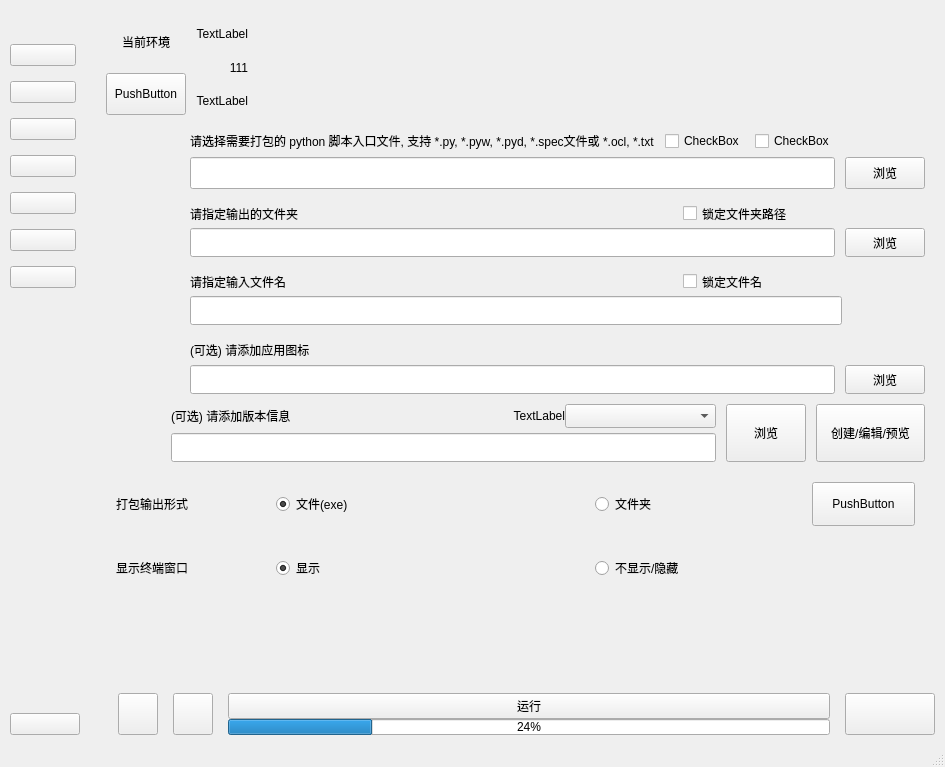
The window that python-script/system/UI/UI_PyToExe.ui (Jf-JIN/Pyinstaller-GUI) describes before a commit, drawn with Qt 5.
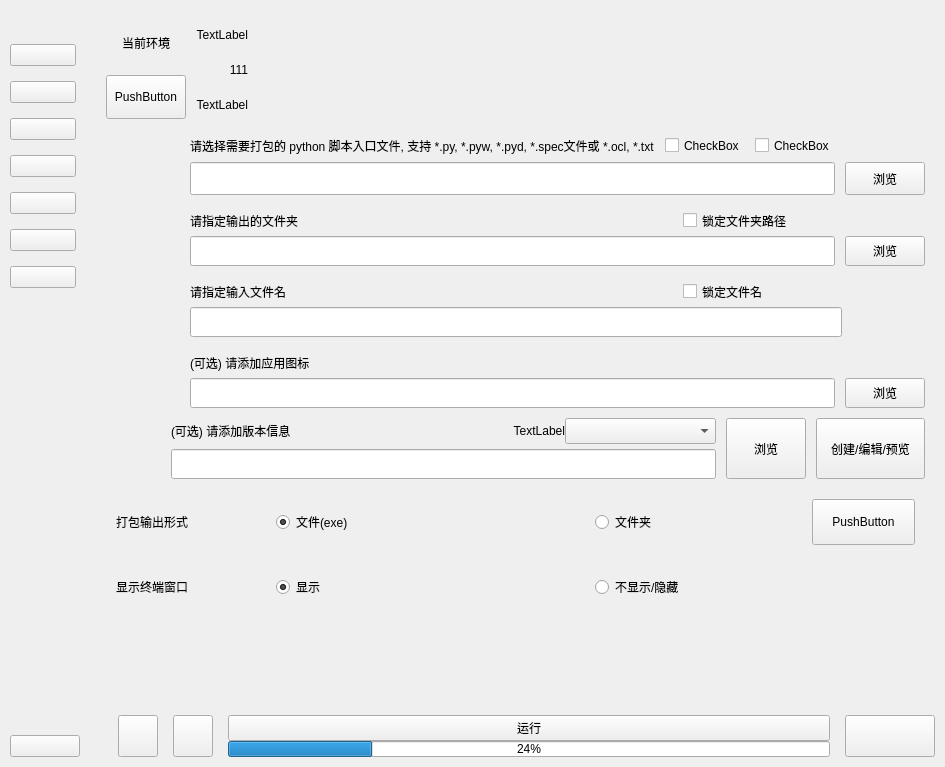
The same window after the commit.

What changed in the file:
```diff
--- a/python-script/system/UI/UI_PyToExe.ui
+++ b/python-script/system/UI/UI_PyToExe.ui
@@ -4265,7 +4265,6 @@
     </rect>
    </property>
   </widget>
-  <widget class="QStatusBar" name="statusbar"/>
  </widget>
  <resources/>
  <connections/>
```
